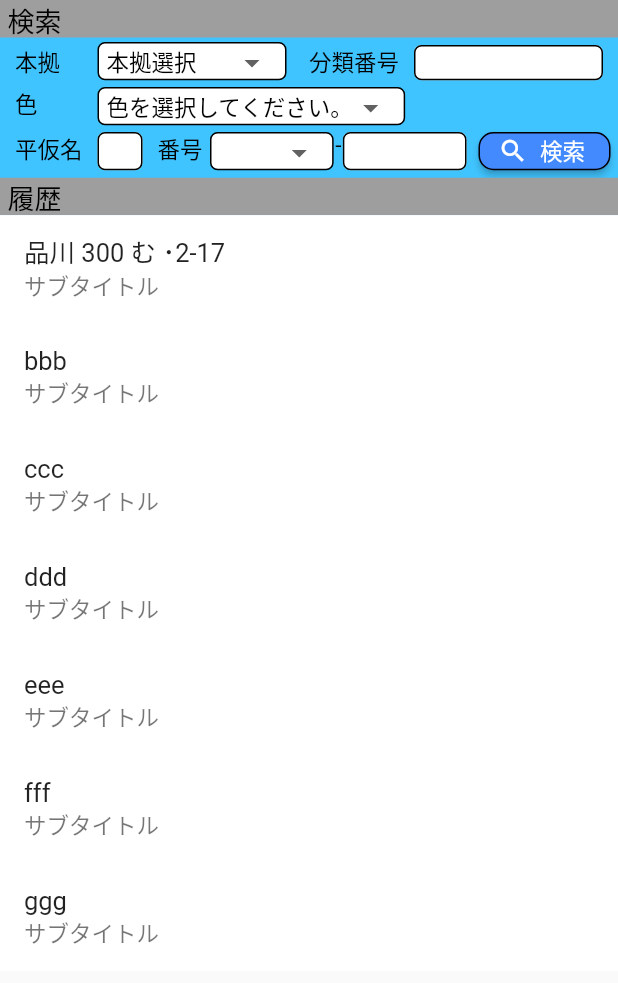
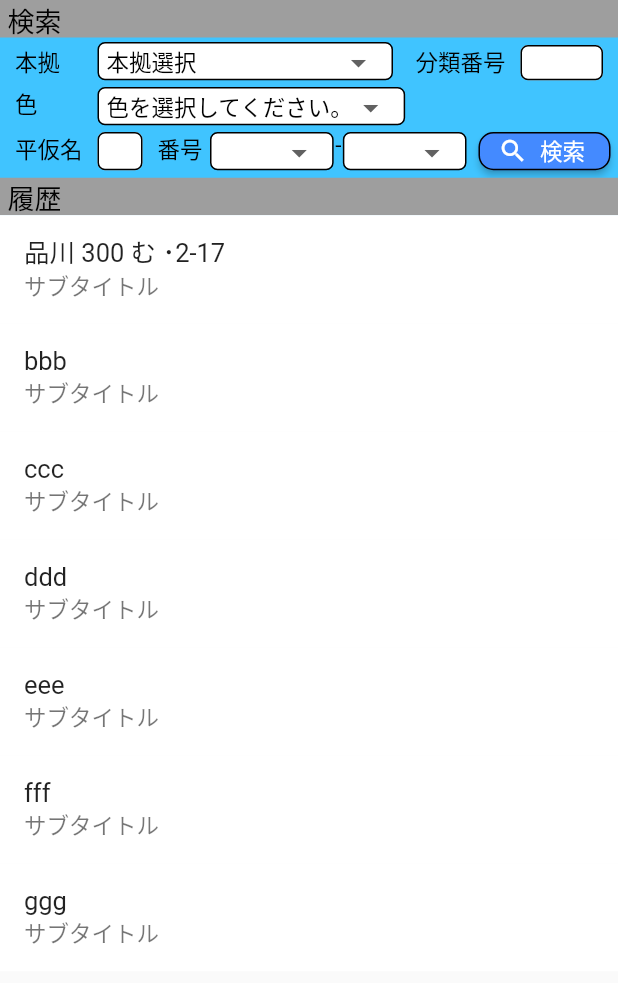
Before and after one commit to Nkoyama/CarOwnerConnect, a Flutter app: the TalkMainPage screen opened directly, on a phone screen of 412 x 824 dp. Shown: the top 983 px of the screen. Run offline on Flutter 3.47's test engine with Material 2 defaults, Android fonts, the phone set to English and light mode, and no system bars; drawn by our look-alikes of flutter_slidable; our stand-ins replace sqflite; accounts and stored records are empty; network calls fail.

Commit message:
ナンバーを選択式に変更

```diff
--- a/car_owner_connect/lib/pages/talkMain.dart
+++ b/car_owner_connect/lib/pages/talkMain.dart
@@ -173,8 +173,7 @@ class TalkMainPageState extends State<TalkMainPage> {
                 ),
                 height: 30.0,
               ),
-              Expanded(
-                child: Container(
+              Container(
                 padding: EdgeInsets.only(
                     left: 5.0, right: 10.0, top: 5.0, bottom: 1.5),
                 child: TextField(
@@ -207,7 +206,7 @@ class TalkMainPageState extends State<TalkMainPage> {
                   ],
                 ),
                 height: 30.0,
-                ),
+                width: 70.0,
               ),
             ],
           ),
@@ -394,39 +393,53 @@ class TalkMainPageState extends State<TalkMainPage> {
                 ),
                 height: 33.5,
               ),
-              Expanded(child: Container(
+              Expanded(
+                child: Container(
+                  padding: EdgeInsets.only(left: 1.0, right: 5.0, top: 3.0, bottom: 5.0),
+                  height: 33.5,
+                  child: Container(
                     padding: EdgeInsets.only(
-                    left: 1.0, right: 5.0, top: 3.0, bottom: 5.0),
-                child: TextField(
-                  decoration: InputDecoration(
-                    //Focusしていないとき
-                    enabledBorder: new OutlineInputBorder(
-                      borderRadius: new BorderRadius.circular(5.0),
-                      borderSide: BorderSide(
+                        left: 5.0, right: 10.0, top: 1.0, bottom: 1.0),
+                    decoration: BoxDecoration(
+                      color: Colors.white,
+                      borderRadius: BorderRadius.circular(5),
+                      border: Border.all(color: Colors.black),
+                    ),
+                    child: new DropdownButtonHideUnderline(
+                      child: DropdownButton<String>(
+                        value: selectedNumber_2,
+                        onChanged: (String newValue) {
+                          setState(() {
+                            selectedNumber_2 = newValue;
+                          });
+                        },
+                        selectedItemBuilder: (context) {
+                          return numberList_2.map((String item) {
+                            return Text(
+                              item,
+                              style: TextStyle(
                                 color: Colors.black,
+                                fontSize: 15.0,
+                              ),
+                            );
+                          }).toList();
+                        },
+                        items: numberList_2.map((String item) {
+                          return DropdownMenuItem(
+                            value: item,
+                            child: Text(
+                              item,
+                              style: item == selectedNumber_2
+                                  ? TextStyle(fontWeight: FontWeight.bold)
+                                  : TextStyle(fontWeight: FontWeight.normal),
+                            ),
+                          );
+                        }).toList(),
                       ),
                     ),
-                    //Focusしているとき
-                    focusedBorder: OutlineInputBorder(
-                      borderRadius: new BorderRadius.circular(5.0),
-                      borderSide: BorderSide(
-                        color: Colors.black,
-                        width: 2.0,
+                  )
                 ),
               ),
-                    filled: true,
-                    fillColor: Colors.white,
-                  ),
-                  style: TextStyle(
-                      fontSize: 15.0
-                  ),
-                  keyboardType: TextInputType.number,
-                  inputFormatters: <TextInputFormatter>[
-                    LengthLimitingTextInputFormatter(2),
-                  ],
-                ),
-                height: 33.5,
-              ),),
 
               // search button
               Container(
```
Lines whose indentation alone changed are shown as unchanged.
